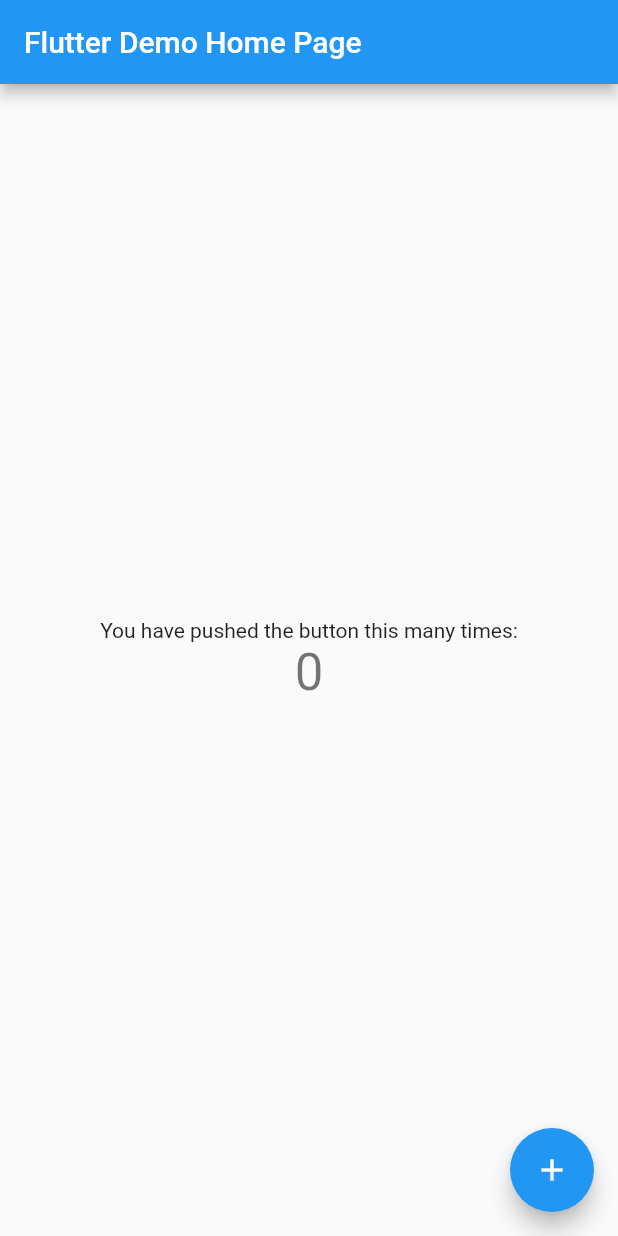
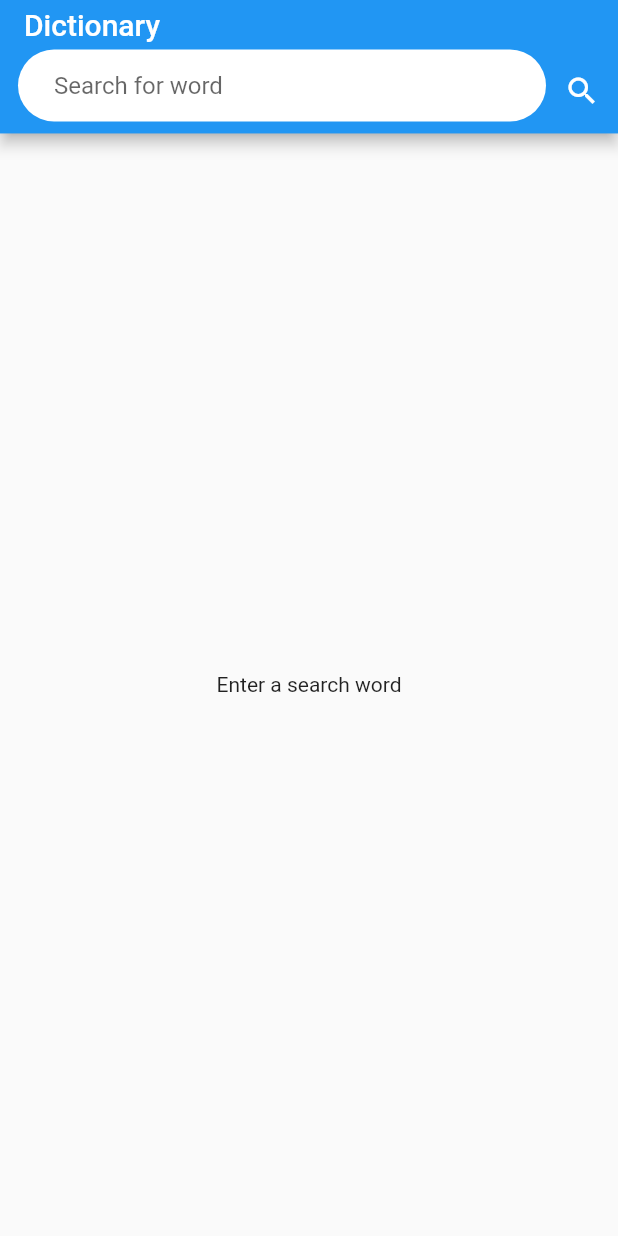
Before and after one commit to bhtri/flutter-dictionary-streambuilder, a Flutter app: the screen it shows after launch, on a phone screen of 412 x 824 dp. Run offline on Flutter 3.47's test engine with Material 2 defaults, Android fonts, the phone set to English and light mode, and no system bars; generated files the repository leaves out were written again.

Commit message:
✅ done example

```diff
--- /dev/null
+++ b/lib/home_page.dart
@@ -0,0 +1,166 @@
+import 'dart:async';
+import 'dart:convert';
+
+import 'package:dictionary/models/owlbot.dart';
+import 'package:flutter/material.dart';
+import 'package:http/http.dart' as http;
+
+class MyHomePage extends StatefulWidget {
+  const MyHomePage({Key? key, required this.title}) : super(key: key);
+
+  final String title;
+
+  @override
+  State<MyHomePage> createState() => _MyHomePageState();
+}
+
+class _MyHomePageState extends State<MyHomePage> {
+  final TextEditingController _controller = TextEditingController();
+  final String _url = 'https://owlbot.info/api/v4/dictionary/';
+  final String _token = '';
+
+  late StreamController<OwlBot> _streamController;
+  late Stream<OwlBot> _stream;
+
+  @override
+  void initState() {
+    super.initState();
+
+    _streamController = StreamController<OwlBot>();
+    _stream = _streamController.stream;
+  }
+
+  @override
+  void dispose() {
+    _controller.dispose();
+    super.dispose();
+  }
+
+  @override
+  Widget build(BuildContext context) {
+    Size size = MediaQuery.of(context).size;
+
+    return Scaffold(
+      appBar: AppBar(
+        title: Text(widget.title),
+        bottom: PreferredSize(
+          preferredSize: Size.fromHeight(size.height * 0.04),
+          child: Row(
+            children: [
+              Expanded(
+                child: Container(
+                  margin: const EdgeInsets.only(left: 12.0, bottom: 8.0),
+                  decoration: BoxDecoration(
+                    color: Colors.white,
+                    borderRadius: BorderRadius.circular(24.0),
+                  ),
+                  child: TextFormField(
+                    onChanged: (value) {},
+                    controller: _controller,
+                    decoration: const InputDecoration(
+                      hintText: 'Search for word',
+                      contentPadding: EdgeInsets.only(left: 24.0),
+                      border: InputBorder.none,
+                    ),
+                  ),
+                ),
+              ),
+              IconButton(
+                onPressed: _search,
+                icon: const Icon(Icons.search, color: Colors.white),
+              ),
+            ],
+          ),
+        ),
+      ),
+      body: Padding(
+        padding: const EdgeInsets.all(8.0),
+        child: StreamBuilder<OwlBot>(
+          stream: _stream,
+          builder: (context, snapshot) {
+            if (snapshot.data == null) {
+              return const Center(child: Text('Enter a search word'));
+            }
+
+            if (snapshot.data!.errorMessage.isNotEmpty) {
+              return Center(child: Text(snapshot.data!.errorMessage));
+            }
+
+            return ListView.builder(
+              itemCount: snapshot.data!.definitions.length,
+              itemBuilder: (context, index) {
+                return ListBody(
+                  children: [
+                    Container(
+                      color: Colors.grey[300],
+                      child: ListTile(
+                        leading: snapshot
+                                .data!.definitions[index].imageUrl.isEmpty
+                            ? Text(snapshot.data!.definitions[index].emoji)
+                            : CircleAvatar(
+                                backgroundImage: NetworkImage(
+                                    snapshot.data!.definitions[index].imageUrl),
+                              ),
+                        title: Text(
+                            '${snapshot.data!.word} (${snapshot.data!.definitions[index].type})'),
+                      ),
+                    ),
+                    Padding(
+                      padding: const EdgeInsets.all(8.0),
+                      child: Text(snapshot.data!.definitions[index].example),
+                    ),
+                  ],
+                );
+              },
+            );
+          },
+        ),
+      ),
+    );
+  }
+
+  void _search() async {
+    if (_controller.text.isEmpty) {
+      _streamController.add(OwlBot());
+      return;
+    }
+
+    http.Response response = await http.get(
+      Uri.parse(_url + _controller.text.trim()),
+      headers: {
+        'Authorization': 'Token $_token',
+      },
+    );
+
+    debugPrint(response.body);
+    switch (response.statusCode) {
+      case 200:
+        OwlBot obj = OwlBot.fromJson(jsonDecode(response.body));
+        _streamController.add(obj);
+        break;
+      case 401:
+        _streamController.add(
+          OwlBot(
+            errorMessage: 'Invalid token.',
+          ),
+        );
+        break;
+      case 404:
+        _streamController.add(
+          OwlBot(
+            errorMessage: 'No definition',
+          ),
+        );
+        break;
+      case 429:
+        _streamController.add(
+          OwlBot(
+            errorMessage:
+                'Request was throttled. Expected available in 58 seconds',
+          ),
+        );
+        break;
+      default:
+    }
+  }
+}
--- a/lib/main.dart
+++ b/lib/main.dart
@@ -1,3 +1,4 @@
+import 'package:dictionary/home_page.dart';
 import 'package:flutter/material.dart';
 
 void main() {
@@ -14,54 +15,7 @@ class MyApp extends StatelessWidget {
       theme: ThemeData(
         primarySwatch: Colors.blue,
       ),
-      home: const MyHomePage(title: 'Flutter Demo Home Page'),
+      home: const MyHomePage(title: 'Dictionary'),
     );
   }
 }
-
-class MyHomePage extends StatefulWidget {
-  const MyHomePage({Key? key, required this.title}) : super(key: key);
-
-  final String title;
-
-  @override
-  State<MyHomePage> createState() => _MyHomePageState();
-}
-
-class _MyHomePageState extends State<MyHomePage> {
-  int _counter = 0;
-
-  void _incrementCounter() {
-    setState(() {
-      _counter++;
-    });
-  }
-
-  @override
-  Widget build(BuildContext context) {
-    return Scaffold(
-      appBar: AppBar(
-        title: Text(widget.title),
-      ),
-      body: Center(
-        child: Column(
-          mainAxisAlignment: MainAxisAlignment.center,
-          children: <Widget>[
-            const Text(
-              'You have pushed the button this many times:',
-            ),
-            Text(
-              '$_counter',
-              style: Theme.of(context).textTheme.headline4,
-            ),
-          ],
-        ),
-      ),
-      floatingActionButton: FloatingActionButton(
-        onPressed: _incrementCounter,
-        tooltip: 'Increment',
-        child: const Icon(Icons.add),
-      ),
-    );
-  }
-}
--- /dev/null
+++ b/lib/models/definition.dart
@@ -0,0 +1,23 @@
+import 'package:json_annotation/json_annotation.dart';
+
+part 'definition.g.dart';
+
+@JsonSerializable()
+class Definition {
+  String type;
+  String definition;
+  String example;
+  String imageUrl;
+  String emoji;
+
+  Definition({
+    this.type = '',
+    this.definition = '',
+    this.example = '',
+    this.imageUrl = '',
+    this.emoji = '',
+  });
+
+  factory Definition.fromJson(Map<String, dynamic> json) =>
+      _$DefinitionFromJson(json);
+}
--- /dev/null
+++ b/lib/models/owlbot.dart
@@ -0,0 +1,21 @@
+import 'package:dictionary/models/definition.dart';
+import 'package:json_annotation/json_annotation.dart';
+
+part 'owlbot.g.dart';
+
+@JsonSerializable()
+class OwlBot {
+  String word;
+  String pronunciation;
+  List<Definition> definitions;
+  String errorMessage;
+
+  OwlBot({
+    this.word = '',
+    this.pronunciation = '',
+    this.definitions = const [],
+    this.errorMessage = '',
+  });
+
+  factory OwlBot.fromJson(Map<String, dynamic> json) => _$OwlBotFromJson(json);
+}
--- a/pubspec.yaml
+++ b/pubspec.yaml
@@ -11,11 +11,15 @@ environment:
 dependencies:
   flutter:
     sdk: flutter
+  http: ^0.13.4
+  json_annotation: ^4.4.0
 
 dev_dependencies:
   flutter_test:
     sdk: flutter
   flutter_lints: ^1.0.0
+  build_runner: ^2.1.5
+  json_serializable: ^6.1.1
 
 
 flutter:
```
Also changed, not shown: 2 other files.
